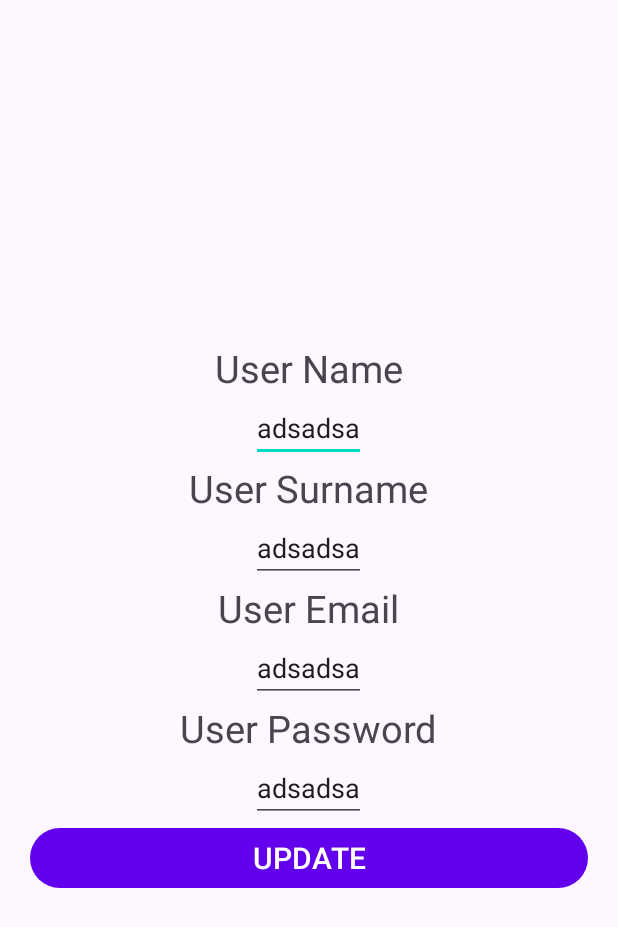
After one commit to mustafaberk1996/Kadraj, an Android app: the fragment UserUpdateFragment shown on its own in the app's theme, on a phone screen of 412 x 824 dp. The commit adds this screen. Shown: the top 927 px of the screen. Run offline under Robolectric (Android 15) with nearby library versions, the phone set to English and light mode, and no system bars; 4 statements that could not run were skipped.

Commit message:
user update fragment

```diff
--- a/app/build.gradle
+++ b/app/build.gradle
@@ -3,6 +3,7 @@ plugins {
     id 'org.jetbrains.kotlin.android'
     id 'kotlin-kapt'
     id 'com.google.dagger.hilt.android'
+    id 'androidx.navigation.safeargs.kotlin'
  }
 
 android {
--- a/app/src/main/java/com/example/kadraj/data/dao/UserDao.kt
+++ b/app/src/main/java/com/example/kadraj/data/dao/UserDao.kt
@@ -4,6 +4,7 @@ package com.example.kadraj.data.dao
 import androidx.room.Dao
 import androidx.room.Insert
 import androidx.room.Query
+import androidx.room.Update
 import com.example.kadraj.data.entity.User
 
 @Dao
@@ -14,4 +15,8 @@ interface UserDao {
 
     @Query("SELECT * FROM user WHERE email = :email AND password = :password")
     suspend fun getUser(email: String, password: String): User?
+    @Query("SELECT * FROM User WHERE id = :id")
+    suspend fun getUserById(id: Int): User?
+    @Update
+    suspend fun update(user: User)
 }
--- a/app/src/main/java/com/example/kadraj/data/di/RepositoryModule.kt
+++ b/app/src/main/java/com/example/kadraj/data/di/RepositoryModule.kt
@@ -7,6 +7,8 @@ import com.example.kadraj.data.repository.PhotoRepository
 import com.example.kadraj.data.repository.PhotoRepositoryImpl
 import com.example.kadraj.data.repository.VideoRepository
 import com.example.kadraj.data.repository.VideoRepositoryImpl
+import com.example.kadraj.data.repository.UserRepository
+import com.example.kadraj.data.repository.UserRepositoryImpl
 import dagger.Module
 import dagger.Provides
 import dagger.hilt.InstallIn
@@ -27,5 +29,9 @@ object RepositoryModule {
 
     @Provides
     @Singleton
+    fun provideUserRepository(userRepositoryImpl: UserRepositoryImpl) :UserRepository = userRepositoryImpl
+
+    @Provides
+    @Singleton
     fun provideVideoRepository(videoRepositoryImpl: VideoRepositoryImpl):VideoRepository = videoRepositoryImpl
 }
--- a/app/src/main/java/com/example/kadraj/data/entity/User.kt
+++ b/app/src/main/java/com/example/kadraj/data/entity/User.kt
@@ -7,5 +7,7 @@ import androidx.room.PrimaryKey
 data class User(
     @PrimaryKey(autoGenerate = true) val id: Int = 0,
     val email: String?,
-    val password: String?
+    val password: String?,
+    val name:String? =null,
+    val surname:String?=null
 )
--- /dev/null
+++ b/app/src/main/java/com/example/kadraj/ui/user/UserUpdateFragment.kt
@@ -0,0 +1,77 @@
+package com.example.kadraj.ui.user
+
+import android.os.Bundle
+import android.view.View
+import androidx.fragment.app.Fragment
+import android.widget.Toast
+import androidx.fragment.app.activityViewModels
+import androidx.lifecycle.Lifecycle
+import androidx.lifecycle.lifecycleScope
+import androidx.lifecycle.repeatOnLifecycle
+import androidx.navigation.fragment.navArgs
+import com.example.kadraj.R
+import com.example.kadraj.data.state.GetUserState
+import com.example.kadraj.data.state.UpdateUserState
+import com.example.kadraj.databinding.FragmentUserUpdateBinding
+import kotlinx.coroutines.launch
+
+class UserUpdateFragment : Fragment(R.layout.fragment_user_update) {
+
+    private lateinit var binding: FragmentUserUpdateBinding
+    private val viewModel: UserUpdateViewModel by activityViewModels()
+    private val args:UserUpdateFragmentArgs by navArgs()
+
+    override fun onViewCreated(view: View, savedInstanceState: Bundle?) {
+        super.onViewCreated(view, savedInstanceState)
+        binding = FragmentUserUpdateBinding.bind(view)
+
+        viewModel.getUser(args.userID)
+        observeGetUserState()
+        observeUpdateUser()
+
+        binding.btnUpdate.setOnClickListener {
+            viewModel.updateUser(
+                binding.etUserName.text.toString().trim(),
+                binding.etUserSurname.text.toString().trim(),
+                binding.etUserEmail.text.toString().trim(),
+                binding.etUserPassword.text.toString().trim(),
+                args.userID)
+        }
+    }
+
+    private fun observeGetUserState() {
+        lifecycleScope.launch {
+            repeatOnLifecycle(Lifecycle.State.CREATED) {
+                viewModel.getUserState.collect {
+                    when (it) {
+                        GetUserState.Idle->{}
+                        is GetUserState.Result->{
+                            binding.etUserName.setText(it.user.name)
+                            binding.etUserSurname.setText(it.user.surname)
+                            binding.etUserEmail.setText(it.user.email)
+                            binding.etUserPassword.setText(it.user.password)
+                        }
+                        is GetUserState.Error->{}
+                    }
+                }
+            }
+        }
+    }
+
+    private fun observeUpdateUser() {
+        lifecycleScope.launch {
+            repeatOnLifecycle(Lifecycle.State.CREATED) {
+                viewModel.updateUserState.collect {
+                    when (it) {
+                        UpdateUserState.Idle->{}
+                        UpdateUserState.Loading->{}
+                        is UpdateUserState.Success->{
+                            Toast.makeText(requireContext(),"User Updated", Toast.LENGTH_LONG)
+                        }
+                        is UpdateUserState.Error->{}
+                    }
+                }
+            }
+        }
+    }
+}
--- /dev/null
+++ b/app/src/main/res/layout/fragment_user_update.xml
@@ -0,0 +1,81 @@
+<?xml version="1.0" encoding="utf-8"?>
+<androidx.constraintlayout.widget.ConstraintLayout xmlns:android="http://schemas.android.com/apk/res/android"
+    xmlns:app="http://schemas.android.com/apk/res-auto"
+    xmlns:tools="http://schemas.android.com/tools"
+    android:layout_width="match_parent"
+    android:layout_height="match_parent"
+    tools:context=".ui.user.UserUpdateFragment">
+
+    <LinearLayout
+        android:layout_width="match_parent"
+        android:layout_height="match_parent"
+        android:layout_margin="20dp"
+        android:gravity="center"
+        android:orientation="vertical"
+        app:layout_constraintBottom_toBottomOf="parent"
+        app:layout_constraintLeft_toLeftOf="parent"
+        app:layout_constraintRight_toRightOf="parent"
+        app:layout_constraintTop_toTopOf="parent">
+
+        <TextView
+            android:id="@+id/tvUserName"
+            android:layout_width="wrap_content"
+            android:layout_height="wrap_content"
+            android:text="User Name"
+            android:textSize="25sp" />
+
+        <EditText
+            android:id="@+id/etUserName"
+            android:layout_width="wrap_content"
+            android:layout_height="wrap_content"
+            android:text="adsadsa" />
+
+        <TextView
+            android:id="@+id/tvUserSurname"
+            android:layout_width="wrap_content"
+            android:layout_height="wrap_content"
+            android:text="User Surname"
+            android:textSize="25sp" />
+
+        <EditText
+            android:id="@+id/etUserSurname"
+            android:layout_width="wrap_content"
+            android:layout_height="wrap_content"
+            android:text="adsadsa" />
+
+        <TextView
+            android:id="@+id/tvUserMail"
+            android:layout_width="wrap_content"
+            android:layout_height="wrap_content"
+            android:text="User Email"
+            android:textSize="25sp" />
+
+        <EditText
+            android:id="@+id/etUserEmail"
+            android:layout_width="wrap_content"
+            android:layout_height="wrap_content"
+            android:text="adsadsa" />
+
+        <TextView
+            android:id="@+id/tvUserPassword"
+            android:layout_width="wrap_content"
+            android:layout_height="wrap_content"
+            android:text="User Password"
+            android:textSize="25sp" />
+
+        <EditText
+            android:id="@+id/etUserPassword"
+            android:layout_width="wrap_content"
+            android:layout_height="wrap_content"
+            android:text="adsadsa" />
+
+        <Button
+            android:id="@+id/btnUpdate"
+            android:layout_width="match_parent"
+            android:layout_height="wrap_content"
+            android:text="UPDATE"
+            android:textSize="20sp" />
+
+    </LinearLayout>
+
+</androidx.constraintlayout.widget.ConstraintLayout>
--- a/build.gradle
+++ b/build.gradle
@@ -4,4 +4,5 @@ plugins {
     id 'com.android.library' version '8.0.2' apply false
     id 'org.jetbrains.kotlin.android' version '1.8.20' apply false
     id 'com.google.dagger.hilt.android' version '2.44' apply false
+    id 'androidx.navigation.safeargs' version '2.7.0' apply false
 }
```
Also changed, not shown: app/src/main/java/com/example/kadraj/data/repository/UserRepository.kt (added, +10 -0 lines), app/src/main/java/com/example/kadraj/data/repository/UserRepositoryImpl.kt (added, +16 -0 lines), app/src/main/java/com/example/kadraj/data/state/GetUserState.kt (added, +9 -0 lines), app/src/main/java/com/example/kadraj/data/state/UpdateUserState.kt (added, +11 -0 lines), app/src/main/java/com/example/kadraj/ui/user/UserUpdateViewModel.kt (added, +49 -0 lines), app/src/main/res/navigation/navigation_graph.xml (+9 -0 lines).
